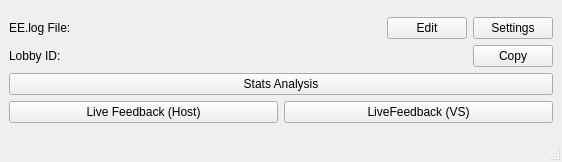
Qt form yatewindow.ui (palindromiq/YATE) before a commit.
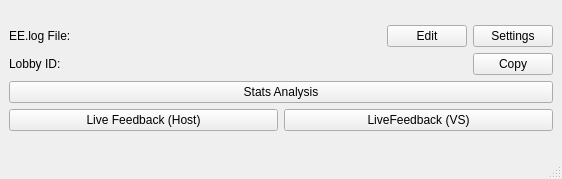
The same form after that commit.

```diff
--- a/yatewindow.ui
+++ b/yatewindow.ui
@@ -10,7 +10,7 @@
     <x>0</x>
     <y>0</y>
     <width>562</width>
-    <height>162</height>
+    <height>179</height>
    </rect>
   </property>
   <property name="windowTitle">
```
